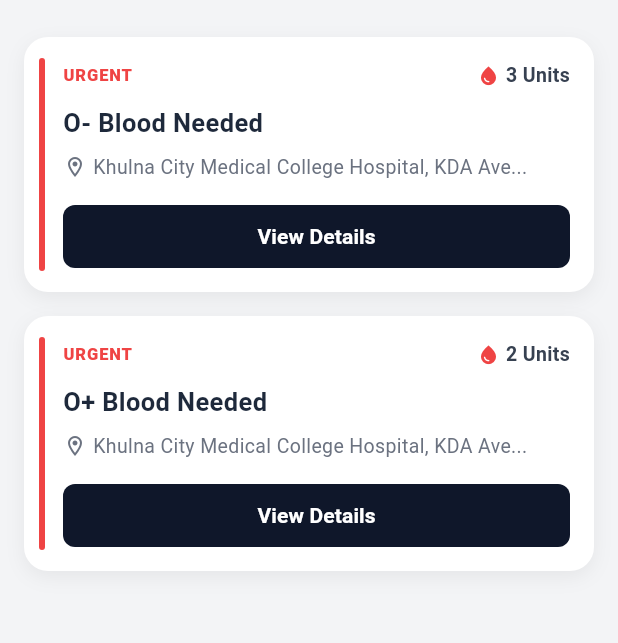
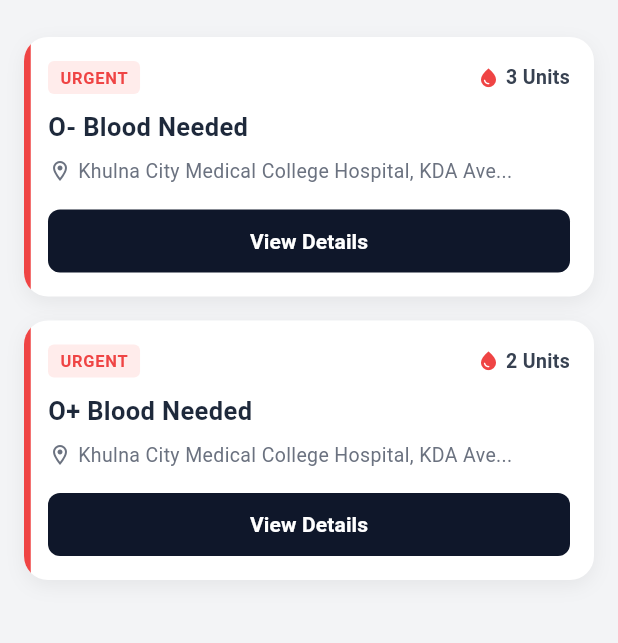
Before and after one commit to i-am-mamun/Module-8-Exam-week-Live-Test, a Flutter app: the screen it shows after launch, on a phone screen of 412 x 824 dp, the part 59-702 px from its top. Run offline on Flutter 3.47's test engine with Material 3 defaults, Android fonts, the phone set to English and light mode, and no system bars.

Commit message:
Update urgent badge styling and card indicator to match design

```diff
--- a/lib/core/constants/app_colors.dart
+++ b/lib/core/constants/app_colors.dart
@@ -8,6 +8,7 @@ class AppColors {
 
   // Urgent Red Color (Used for Urgent Tag, Blood Droplet & Left Indicator)
   static const Color urgentRed = Color(0xFFEF4444);
+  static const Color urgentRedBackground = Color(0xFFFFECEB);
 
   // Background Colors
   static const Color scaffoldBackground = Color(0xFFF3F4F6);
--- a/lib/widgets/blood_request_card.dart
+++ b/lib/widgets/blood_request_card.dart
@@ -27,41 +27,51 @@ class BloodRequestCard extends StatelessWidget {
           ),
         ],
       ),
+      child: ClipRRect(
+        borderRadius: BorderRadius.circular(16),
         child: Stack(
           children: [
-          // Left red vertical accent indicator
+            // Left red vertical accent indicator (flush with card boundary)
             if (request.isUrgent)
               Positioned(
-              left: 10,
-              top: 14,
-              bottom: 14,
+                left: 0,
+                top: 0,
+                bottom: 0,
                 child: Container(
-                width: 4,
-                decoration: BoxDecoration(
+                  width: 4.5,
                   color: AppColors.urgentRed,
-                  borderRadius: BorderRadius.circular(4),
-                ),
                 ),
               ),
 
             // Main Card Content
             Padding(
-            padding: const EdgeInsets.fromLTRB(26, 16, 16, 16),
+              padding: const EdgeInsets.fromLTRB(16, 16, 16, 16),
               child: Column(
                 crossAxisAlignment: CrossAxisAlignment.start,
                 children: [
-                // Top Row: URGENT tag and Units
+                  // Top Row: URGENT tag badge and Units
                   Row(
                     mainAxisAlignment: MainAxisAlignment.spaceBetween,
+                    crossAxisAlignment: CrossAxisAlignment.center,
                     children: [
                       if (request.isUrgent)
-                      const Text(
+                        Container(
+                          padding: const EdgeInsets.symmetric(
+                            horizontal: 8,
+                            vertical: 3,
+                          ),
+                          decoration: BoxDecoration(
+                            color: AppColors.urgentRedBackground,
+                            borderRadius: BorderRadius.circular(4),
+                          ),
+                          child: const Text(
                             'URGENT',
                             style: TextStyle(
                               color: AppColors.urgentRed,
-                          fontWeight: FontWeight.w800,
+                              fontWeight: FontWeight.w700,
                               fontSize: 11,
-                          letterSpacing: 0.6,
+                              letterSpacing: 0.5,
+                            ),
                           ),
                         )
                       else
@@ -153,6 +163,7 @@ class BloodRequestCard extends StatelessWidget {
             ),
           ],
         ),
+      ),
     );
   }
 }
```
Lines whose indentation alone changed are shown as unchanged.
